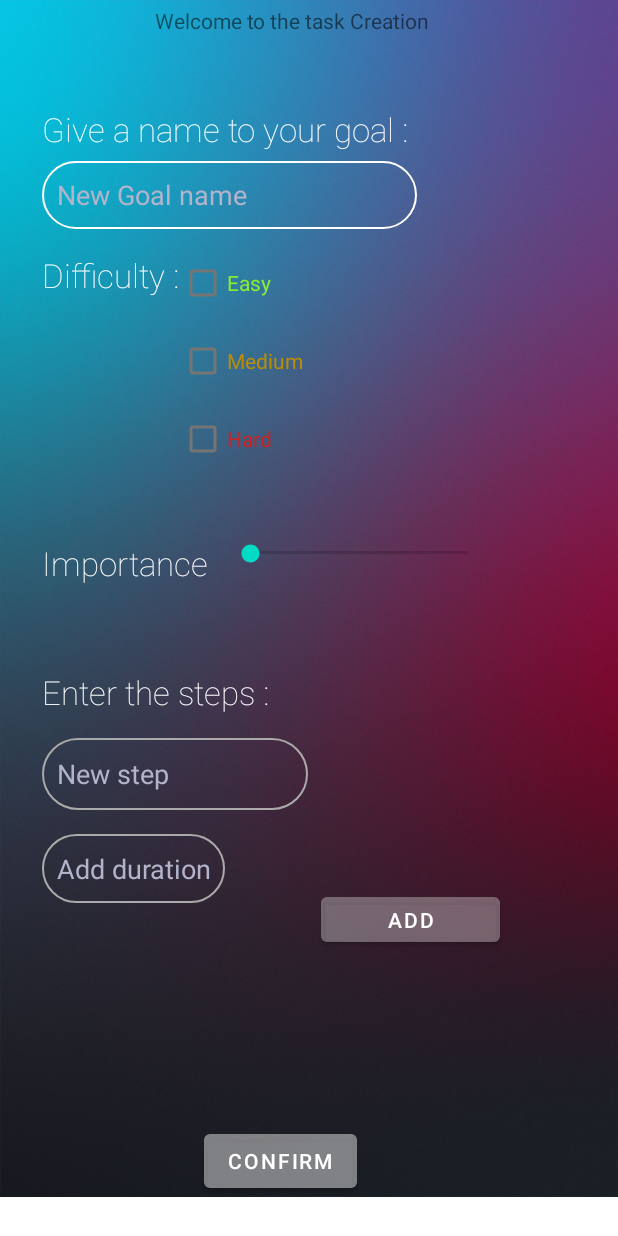
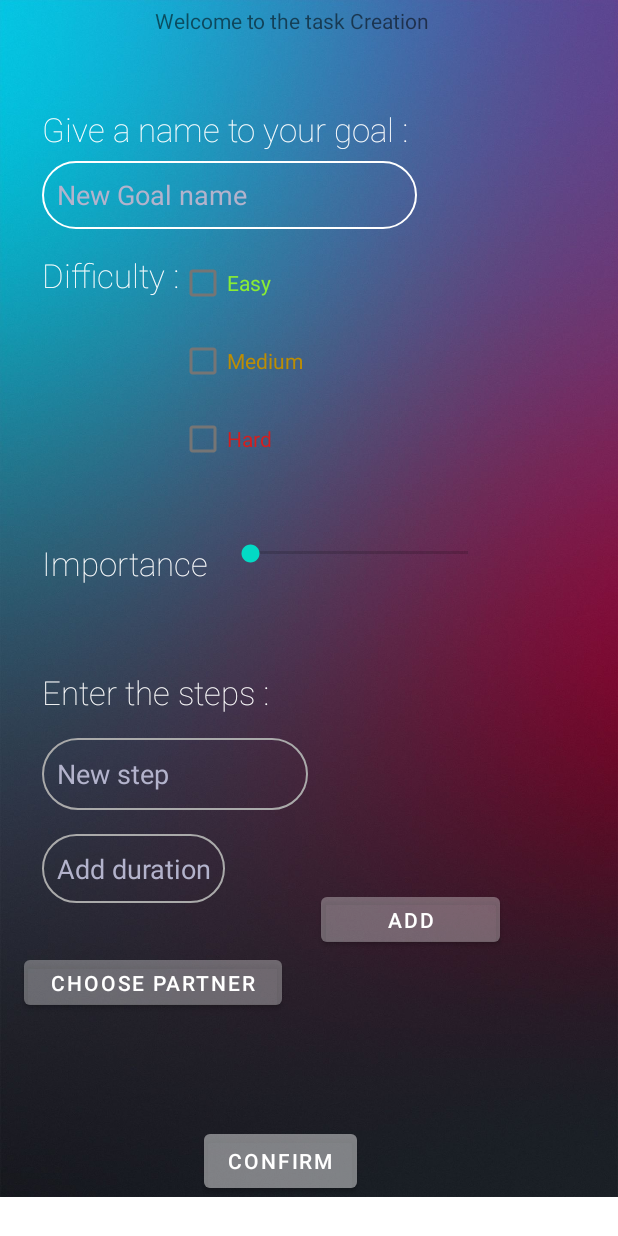
Before and after one commit to Foxmik0007/TDAH, an Android app: the taskCreation screen opened directly, with no data from a screen before it, on a phone screen of 412 x 824 dp. Run offline under Robolectric (Android 15) with nearby library versions, the phone set to English and light mode, and no system bars; our stand-ins replace Firebase (no records; nobody signed in at launch, a user with empty details on screens opened directly); Roboto replaces fonts that are not available here; 1 statement that could not run was skipped.

Commit message:
Version 0.95 +Creation du menu Message +Esthetique du fragment_message.xml +Gestion erreur creation de compte +menu contact +Message responsive +Mise à jour de l'interface de progression +Liste des taches liée a la database +Vue de la prochaine etape +validation des taches en cours +management de la barre de progression +Prise en compte de la date de creation +Module tache responsive +Creation de la MainTask +Selection du partenaire online +Messagerie fonctionnelle +Selection du partenaire V1

```diff
--- a/app/src/main/java/com/example/tdahproject/MainActivity.java
+++ b/app/src/main/java/com/example/tdahproject/MainActivity.java
@@ -24,6 +24,7 @@ public class MainActivity extends AppCompatActivity {
     private NavController myController;
     public static humain currentUser;
 
+
     @Override
     protected void onCreate(Bundle savedInstanceState) {
         super.onCreate( savedInstanceState );
@@ -34,6 +35,7 @@ public class MainActivity extends AppCompatActivity {
         bottomNavigationView.setOnNavigationItemSelectedListener(navigationItemSelectedListener);
 
         currentUser = Login.getCurrentUser();
+
 
         //Selection de Menufragment comme fragment d'accueil
         if(savedInstanceState == null){
@@ -75,4 +77,6 @@ public class MainActivity extends AppCompatActivity {
         return currentUser;
     }
 
+
+
 }
--- a/app/src/main/java/com/example/tdahproject/MenuFragment.java
+++ b/app/src/main/java/com/example/tdahproject/MenuFragment.java
@@ -10,6 +10,8 @@ import android.view.View;
 import android.view.ViewGroup;
 import android.widget.Button;
 import android.widget.TextView;
+
+import java.util.ArrayList;
 
 
 public class MenuFragment extends Fragment {
@@ -59,4 +61,5 @@ public class MenuFragment extends Fragment {
         // Inflate the layout for this fragment
         return view;
     }
-}
+
+    }
--- a/app/src/main/java/com/example/tdahproject/humain.java
+++ b/app/src/main/java/com/example/tdahproject/humain.java
@@ -6,7 +6,7 @@ public class humain {
     private String email;
     private String birthday;
     private String password;
-    private Objectif objectifEnCours = null;
+    private String objectifEnCours = null;
     private humain partenaire = null;
 
     public humain() {
@@ -65,11 +65,11 @@ public class humain {
         this.password = password;
     }
 
-    public Objectif getObjectifEnCours() {
+    public String getObjectifEnCours() {
         return objectifEnCours;
     }
 
-    public void setObjectifEnCours(Objectif objectifEnCours) {
+    public void setObjectifEnCours(String objectifEnCours) {
         this.objectifEnCours = objectifEnCours;
     }
 
--- a/app/src/main/java/com/example/tdahproject/taskCreation.java
+++ b/app/src/main/java/com/example/tdahproject/taskCreation.java
@@ -31,6 +31,7 @@ public class taskCreation extends AppCompatActivity {
     private String dateDeCreation;
     private Button confirmerCreation;
     private Button ajouterTache;
+    private Button choosePartner;
     private CheckBox checkBoxEasy;
     private CheckBox checkBoxMedium;
     private CheckBox checkBoxHard;
@@ -39,8 +40,9 @@ public class taskCreation extends AppCompatActivity {
     private String difficulté;
     private String niveauImportance;
     private ArrayList<tache> listeDeNouvelleTache;
-    private humain nouveauPartenaire;
+    public static humain nouveauPartenaire;
     private Message message;
+    private Objectif nouvelObjectif = new Objectif();
 
     DatabaseReference GOALDATABASE;
 
@@ -60,6 +62,7 @@ public class taskCreation extends AppCompatActivity {
         //Button
         confirmerCreation = (Button) findViewById(R.id.confirmGoalCreation);
         ajouterTache = (Button) findViewById(R.id.buttonAddStep);
+        choosePartner = (Button) findViewById(R.id.buttonChoosePartner);
 
         //EditText and Textview
         nomDeObjectif = (EditText) findViewById(R.id.goalName_create);
@@ -154,15 +157,22 @@ public class taskCreation extends AppCompatActivity {
             }
         });
 
+        //Button settings du partenaire
+        choosePartner.setOnClickListener(new View.OnClickListener() {
+            @Override
+            public void onClick(View v) {
+                Intent intent = new Intent(getApplicationContext(), partnerSelect.class);
+                startActivity(intent);
+            }
+        });
+
         //Mise en place de la messagerie
-        message = new Message("No message", currentUser, null);
+        message = new Message();
 
         //Button de Confirmation de la creation
         confirmerCreation.setOnClickListener(new View.OnClickListener() {
             @Override
             public void onClick(View v) {
-                Objectif nouvelObjectif = new Objectif();
-
 
                 nouvelObjectif.setNom(nomDeObjectif.getText().toString().trim());
                 nouvelObjectif.setDateDeCreation(dateDeCreation);
@@ -172,13 +182,13 @@ public class taskCreation extends AppCompatActivity {
                 nouvelObjectif.setProgression(0);
                 nouvelObjectif.setEtat("IN PROCESS");
                 nouvelObjectif.setMessagerie(message);
+                nouvelObjectif.setPartner(nouveauPartenaire);
 
                 //Mise à jour de la base de donnée en ligne
                 GOALDATABASE.child(nouvelObjectif.getNom()).setValue(nouvelObjectif);
                 Toast.makeText(taskCreation.this, "Objectif ajoutée", Toast.LENGTH_SHORT).show();
 
                 //Mise à jour de la base de données locale
-
 
                 Intent intent = new Intent(getApplicationContext(), MainActivity.class);
                 startActivity(intent);
@@ -187,4 +197,8 @@ public class taskCreation extends AppCompatActivity {
 
 
     }
+
+    public static void setNouveauPartenaire(humain nouveauPartenaire) {
+        taskCreation.nouveauPartenaire = nouveauPartenaire;
+    }
 }
--- a/app/src/main/res/layout/activity_task_creation.xml
+++ b/app/src/main/res/layout/activity_task_creation.xml
@@ -207,6 +207,18 @@
             app:layout_constraintStart_toEndOf="@+id/durationCreation"
             app:layout_constraintTop_toBottomOf="@+id/stepName_creation" />
 
+        <Button
+            android:id="@+id/buttonChoosePartner"
+            android:layout_width="172dp"
+            android:layout_height="42dp"
+            android:layout_marginTop="32dp"
+            android:backgroundTint="#2DFFFFFF"
+            android:text="Choose Partner"
+            app:layout_constraintEnd_toEndOf="parent"
+            app:layout_constraintHorizontal_bias="0.066"
+            app:layout_constraintStart_toStartOf="parent"
+            app:layout_constraintTop_toBottomOf="@+id/durationCreation" />
+
 
     </androidx.constraintlayout.widget.ConstraintLayout>
     </ScrollView>
--- a/app/src/main/res/layout/fragment_menu.xml
+++ b/app/src/main/res/layout/fragment_menu.xml
@@ -8,8 +8,7 @@
 
     <androidx.constraintlayout.widget.ConstraintLayout
         android:layout_width="match_parent"
-        android:layout_height="match_parent"
-        android:background="@drawable/background">
+        android:layout_height="match_parent">
 
         <Button
             android:id="@+id/task_create"
```
Also changed, not shown: app/src/main/java/com/example/tdahproject/Objectif.java (+8 -0 lines), app/src/main/java/com/example/tdahproject/RecyclerViewAdapter.java (+4 -3 lines), app/src/main/java/com/example/tdahproject/RecyclerViewContact.java (+5 -2 lines).
